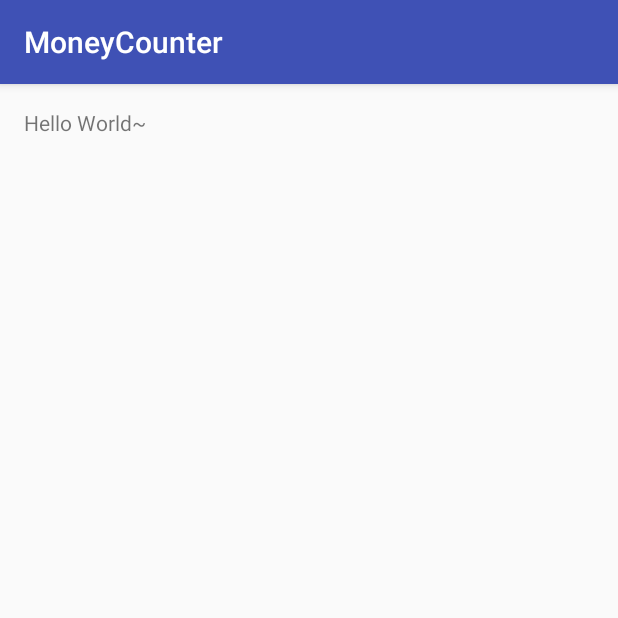
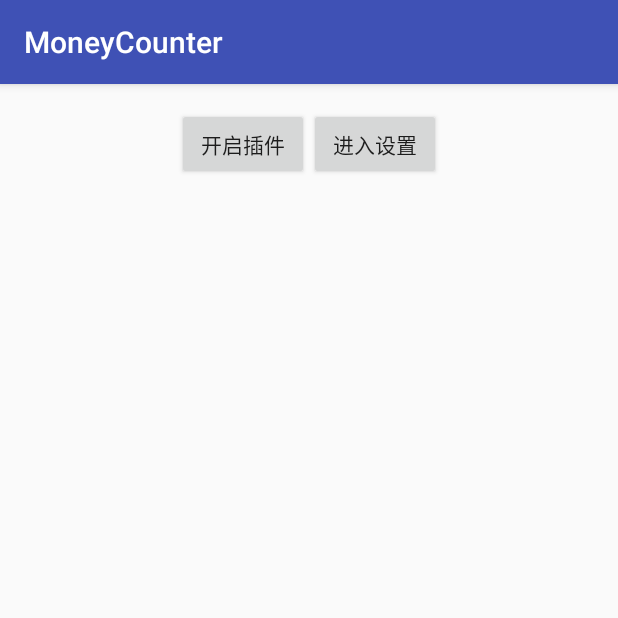
Before and after one commit to ApplicationT/MoneyCounter, an Android app: the screen it shows after launch (WelcomeActivity before the commit, MainActivity after it), on a phone screen of 412 x 824 dp, the top half of it. Run offline under Robolectric (Android 15) with nearby library versions, the phone set to English and light mode, and no system bars.

Commit message:
修改主界面

```diff
--- a/app/src/main/AndroidManifest.xml
+++ b/app/src/main/AndroidManifest.xml
@@ -15,6 +15,7 @@
                 <category android:name="android.intent.category.LAUNCHER" />
             </intent-filter>
         </activity>
+        <activity android:name=".MainActivity"/>
     </application>
 
 </manifest>
--- /dev/null
+++ b/app/src/main/java/applock/anderson/com/moneycounter/MainActivity.java
@@ -0,0 +1,17 @@
+package applock.anderson.com.moneycounter;
+
+import android.os.Bundle;
+import android.support.annotation.Nullable;
+import android.support.v7.app.AppCompatActivity;
+
+/**
+ * Created by Xiamin on 2016/12/11.
+ */
+
+public class MainActivity extends AppCompatActivity {
+    @Override
+    protected void onCreate(@Nullable Bundle savedInstanceState) {
+        super.onCreate(savedInstanceState);
+        setContentView(R.layout.main_activity);
+    }
+}
--- a/app/src/main/java/applock/anderson/com/moneycounter/WelcomeActivity.java
+++ b/app/src/main/java/applock/anderson/com/moneycounter/WelcomeActivity.java
@@ -1,5 +1,6 @@
 package applock.anderson.com.moneycounter;
 
+import android.content.Intent;
 import android.support.v7.app.AppCompatActivity;
 import android.os.Bundle;
 
@@ -8,6 +9,6 @@ public class WelcomeActivity extends AppCompatActivity {
     @Override
     protected void onCreate(Bundle savedInstanceState) {
         super.onCreate(savedInstanceState);
-        setContentView(R.layout.activity_welcome);
+        startActivity(new Intent(WelcomeActivity.this, MainActivity.class));
     }
 }
--- /dev/null
+++ b/app/src/main/res/layout/main_activity.xml
@@ -0,0 +1,43 @@
+<?xml version="1.0" encoding="utf-8"?>
+<LinearLayout xmlns:android="http://schemas.android.com/apk/res/android"
+    xmlns:tools="http://schemas.android.com/tools"
+    android:id="@+id/activity_welcome"
+    android:layout_width="match_parent"
+    android:layout_height="match_parent"
+    android:paddingBottom="@dimen/activity_vertical_margin"
+    android:paddingLeft="@dimen/activity_horizontal_margin"
+    android:paddingRight="@dimen/activity_horizontal_margin"
+    android:paddingTop="@dimen/activity_vertical_margin"
+    tools:context="applock.anderson.com.moneycounter.WelcomeActivity"
+    android:orientation="vertical">
+
+    <LinearLayout
+        android:layout_width="match_parent"
+        android:layout_height="wrap_content">
+
+    </LinearLayout>
+
+    <LinearLayout
+        android:layout_width="match_parent"
+        android:layout_height="wrap_content">
+
+    </LinearLayout>
+
+    <LinearLayout
+        android:layout_width="match_parent"
+        android:layout_height="wrap_content"
+        android:gravity="center">
+
+        <Button
+            android:id="@+id/start_plugin"
+            android:layout_width="wrap_content"
+            android:layout_height="wrap_content"
+            android:text="开启插件" />
+        <Button
+            android:id="@+id/start_setting"
+            android:layout_width="wrap_content"
+            android:layout_height="wrap_content"
+            android:text="进入设置" />
+
+    </LinearLayout>
+</LinearLayout>
```
